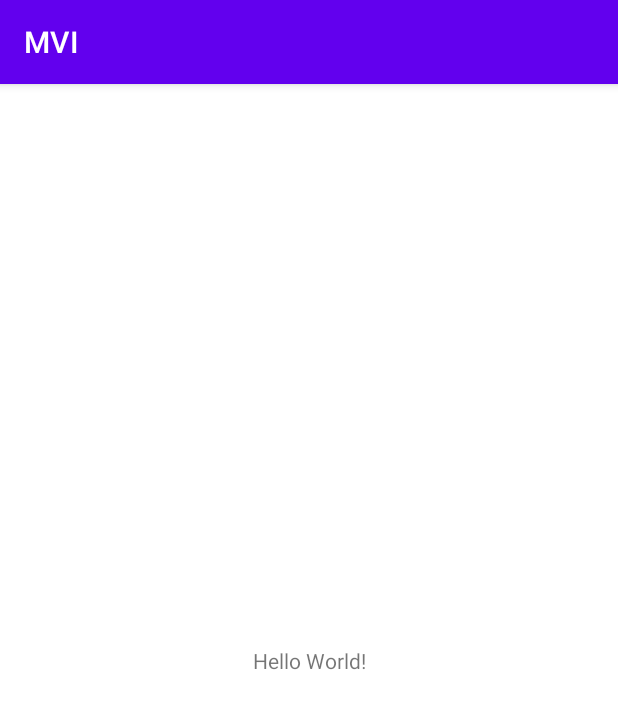
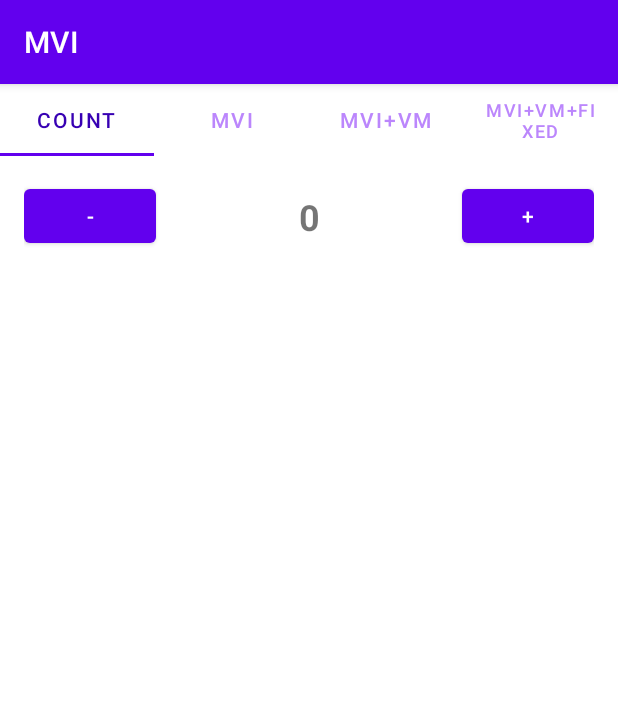
Before and after one commit to olololoe110399/MVI, an Android app: the screen it shows after launch (MainActivity), on a phone screen of 412 x 824 dp. Shown: the top 709 px of the screen. Run offline under Robolectric (Android 15) with nearby library versions, the phone set to English and light mode, and no system bars.

Commit message:
Refs [Feature][main] navigation app

```diff
--- a/app/build.gradle
+++ b/app/build.gradle
@@ -1,6 +1,7 @@
 plugins {
     id 'com.android.application'
     id 'kotlin-android'
+    id 'kotlin-android-extensions'
 }
 
 android {
@@ -44,7 +45,6 @@ dependencies {
     androidTestImplementation 'androidx.test.espresso:espresso-core:3.3.0'
 
     // Added Dependencies
-    implementation "androidx.recyclerview:recyclerview:1.1.0"
     implementation 'android.arch.lifecycle:extensions:1.1.1'
     implementation 'androidx.lifecycle:lifecycle-viewmodel-ktx:2.2.0'
     implementation 'androidx.lifecycle:lifecycle-runtime-ktx:2.2.0'
--- a/app/src/main/AndroidManifest.xml
+++ b/app/src/main/AndroidManifest.xml
@@ -9,7 +9,7 @@
         android:roundIcon="@mipmap/ic_launcher_round"
         android:supportsRtl="true"
         android:theme="@style/Theme.Demo">
-        <activity android:name=".MainActivity">
+        <activity android:name=".ui.main.MainActivity">
             <intent-filter>
                 <action android:name="android.intent.action.MAIN" />
 
--- a/app/src/main/java/com/sun/demo/MainActivity.kt
+++ /dev/null
@@ -1,11 +0,0 @@
-package com.sun.demo
-
-import androidx.appcompat.app.AppCompatActivity
-import android.os.Bundle
-
-class MainActivity : AppCompatActivity() {
-    override fun onCreate(savedInstanceState: Bundle?) {
-        super.onCreate(savedInstanceState)
-        setContentView(R.layout.activity_main)
-    }
-}
--- /dev/null
+++ b/app/src/main/java/com/sun/demo/ui/count/CountFragment.kt
@@ -0,0 +1,23 @@
+package com.sun.demo.ui.count
+
+import android.os.Bundle
+import androidx.fragment.app.Fragment
+import android.view.LayoutInflater
+import android.view.View
+import android.view.ViewGroup
+import com.sun.demo.R
+
+class CountFragment : Fragment() {
+
+    override fun onCreateView(
+        inflater: LayoutInflater, container: ViewGroup?,
+        savedInstanceState: Bundle?
+    ): View? {
+        return inflater.inflate(R.layout.fragment_count, container, false)
+    }
+
+    companion object {
+        @JvmStatic
+        fun newInstance() = CountFragment()
+    }
+}
--- /dev/null
+++ b/app/src/main/java/com/sun/demo/ui/main/MainActivity.kt
@@ -0,0 +1,43 @@
+package com.sun.demo.ui.main
+
+import androidx.appcompat.app.AppCompatActivity
+import android.os.Bundle
+import com.sun.demo.R
+import com.sun.demo.ui.count.CountFragment
+import com.sun.demo.ui.main.adapter.ViewPaperAdapter
+import com.sun.demo.ui.mvi.mviBasic.Demo1Fragment
+import com.sun.demo.ui.mvi.mviVM.Demo2Fragment
+import com.sun.demo.ui.mvi.mviVMFixed.Demo3Fragment
+import kotlinx.android.synthetic.main.activity_main.*
+
+class MainActivity : AppCompatActivity() {
+    private lateinit var viewPaperAdapter: ViewPaperAdapter
+    private lateinit var countFragment: CountFragment
+    private lateinit var demo1Fragment: Demo1Fragment
+    private lateinit var demo2Fragment: Demo2Fragment
+    private lateinit var demo3Fragment: Demo3Fragment
+
+    override fun onCreate(savedInstanceState: Bundle?) {
+        super.onCreate(savedInstanceState)
+        setContentView(R.layout.activity_main)
+        initFragments()
+        setUpViewPaperAndTabLayout()
+    }
+
+    private fun initFragments() {
+        countFragment = CountFragment.newInstance()
+        demo1Fragment = Demo1Fragment.newInstance()
+        demo2Fragment = Demo2Fragment.newInstance()
+        demo3Fragment = Demo3Fragment.newInstance()
+    }
+
+    private fun setUpViewPaperAndTabLayout() {
+        val fragments = listOf(countFragment, demo1Fragment, demo2Fragment, demo3Fragment)
+        viewPaperAdapter = ViewPaperAdapter(supportFragmentManager, fragments)
+        mainViewPaper.apply {
+            offscreenPageLimit = fragments.size
+            adapter = viewPaperAdapter
+            mainTabLayout.setupWithViewPager(this)
+        }
+    }
+}
--- /dev/null
+++ b/app/src/main/java/com/sun/demo/ui/main/adapter/ViewPaperAdapter.kt
@@ -0,0 +1,22 @@
+package com.sun.demo.ui.main.adapter
+
+import androidx.fragment.app.Fragment
+import androidx.fragment.app.FragmentManager
+import androidx.fragment.app.FragmentStatePagerAdapter
+
+class ViewPaperAdapter(
+    fm: FragmentManager, private val fragments: List<Fragment>
+) : FragmentStatePagerAdapter(fm, BEHAVIOR_RESUME_ONLY_CURRENT_FRAGMENT) {
+
+    override fun getCount() = fragments.size
+
+    override fun getItem(position: Int) = fragments[position]
+
+    override fun getPageTitle(position: Int) = when (position) {
+        0 -> "Count"
+        1 -> "MVI"
+        2 -> "MVI+VM"
+        3 -> "MVI+VM+Fixed"
+        else -> null
+    }
+}
--- /dev/null
+++ b/app/src/main/java/com/sun/demo/ui/mvi/mviBasic/Demo1Fragment.kt
@@ -0,0 +1,23 @@
+package com.sun.demo.ui.mvi.mviBasic
+
+import android.os.Bundle
+import androidx.fragment.app.Fragment
+import android.view.LayoutInflater
+import android.view.View
+import android.view.ViewGroup
+import com.sun.demo.R
+
+class Demo1Fragment : Fragment() {
+
+    override fun onCreateView(
+        inflater: LayoutInflater, container: ViewGroup?,
+        savedInstanceState: Bundle?
+    ): View? {
+        return inflater.inflate(R.layout.fragment_demo1, container, false)
+    }
+
+    companion object {
+        @JvmStatic
+        fun newInstance() = Demo1Fragment()
+    }
+}
--- /dev/null
+++ b/app/src/main/java/com/sun/demo/ui/mvi/mviVM/Demo2Fragment.kt
@@ -0,0 +1,23 @@
+package com.sun.demo.ui.mvi.mviVM
+
+import android.os.Bundle
+import androidx.fragment.app.Fragment
+import android.view.LayoutInflater
+import android.view.View
+import android.view.ViewGroup
+import com.sun.demo.R
+
+class Demo2Fragment : Fragment() {
+
+    override fun onCreateView(
+        inflater: LayoutInflater, container: ViewGroup?,
+        savedInstanceState: Bundle?
+    ): View? {
+        return inflater.inflate(R.layout.fragment_demo2, container, false)
+    }
+
+    companion object {
+        @JvmStatic
+        fun newInstance() = Demo2Fragment()
+    }
+}
--- /dev/null
+++ b/app/src/main/java/com/sun/demo/ui/mvi/mviVMFixed/Demo3Fragment.kt
@@ -0,0 +1,23 @@
+package com.sun.demo.ui.mvi.mviVMFixed
+
+import android.os.Bundle
+import androidx.fragment.app.Fragment
+import android.view.LayoutInflater
+import android.view.View
+import android.view.ViewGroup
+import com.sun.demo.R
+
+class Demo3Fragment : Fragment() {
+
+    override fun onCreateView(
+        inflater: LayoutInflater, container: ViewGroup?,
+        savedInstanceState: Bundle?
+    ): View? {
+        return inflater.inflate(R.layout.fragment_demo3, container, false)
+    }
+
+    companion object {
+        @JvmStatic
+        fun newInstance() = Demo3Fragment()
+    }
+}
--- /dev/null
+++ b/app/src/main/java/com/sun/demo/util/DemoUniDirection.kt
@@ -0,0 +1,28 @@
+package com.sun.demo.util
+
+fun main() {
+    methodA(1)
+
+    methodB(methodA(2))
+
+    methodC(methodB(methodA(3)))
+
+    methodA(methodC(methodB(methodA(4))))
+
+    methodB(methodA(methodC(methodB(methodA(5)))))
+
+    methodC(methodB(methodA(methodC(methodB(methodA(6))))))
+
+    methodA(7)
+            .let(::methodB)
+            .let(::methodC)
+            .let(::methodA)
+            .let(::methodB)
+            .let(::methodC)
+}
+
+fun methodA(int: Int): String = int.toString()
+
+fun methodB(str: String): Float = str.toFloat()
+
+fun methodC(float: Float): Int = float.toInt()
--- a/app/src/main/res/layout/activity_main.xml
+++ b/app/src/main/res/layout/activity_main.xml
@@ -6,14 +6,22 @@
     android:layout_width="match_parent"
     android:layout_height="match_parent"
     android:fitsSystemWindows="true"
-    tools:context=".MainActivity">
+    tools:context=".ui.main.MainActivity">
 
-    <TextView
-        android:layout_width="wrap_content"
-        android:layout_height="wrap_content"
-        android:text="Hello World!"
+    <androidx.viewpager.widget.ViewPager
+        android:id="@+id/mainViewPaper"
+        android:layout_width="0dp"
+        android:layout_height="0dp"
         app:layout_constraintBottom_toBottomOf="parent"
-        app:layout_constraintLeft_toLeftOf="parent"
-        app:layout_constraintRight_toRightOf="parent"
-        app:layout_constraintTop_toTopOf="parent" />
+        app:layout_constraintEnd_toEndOf="parent"
+        app:layout_constraintStart_toStartOf="parent"
+        app:layout_constraintTop_toTopOf="parent">
+
+        <com.google.android.material.tabs.TabLayout
+            android:id="@+id/mainTabLayout"
+            android:layout_width="match_parent"
+            android:layout_height="wrap_content"
+            app:tabSelectedTextColor="@color/purple_700"
+            app:tabTextColor="@color/purple_200" />
+    </androidx.viewpager.widget.ViewPager>
 </androidx.constraintlayout.widget.ConstraintLayout>
--- /dev/null
+++ b/app/src/main/res/layout/fragment_count.xml
@@ -0,0 +1,38 @@
+<?xml version="1.0" encoding="utf-8"?>
+<androidx.constraintlayout.widget.ConstraintLayout
+    xmlns:android="http://schemas.android.com/apk/res/android"
+    xmlns:app="http://schemas.android.com/apk/res-auto"
+    xmlns:tools="http://schemas.android.com/tools"
+    android:layout_width="match_parent"
+    android:layout_height="match_parent"
+    android:fitsSystemWindows="true"
+    android:padding="16dp"
+    tools:context=".ui.main.MainActivity">
+
+    <Button
+        android:id="@+id/decrementButton"
+        android:layout_width="wrap_content"
+        android:layout_height="wrap_content"
+        android:text="-"
+        app:layout_constraintStart_toStartOf="parent"
+        app:layout_constraintTop_toTopOf="parent" />
+
+    <Button
+        android:id="@+id/incrementButton"
+        android:layout_width="wrap_content"
+        android:layout_height="wrap_content"
+        android:text="+"
+        app:layout_constraintEnd_toEndOf="parent"
+        app:layout_constraintTop_toTopOf="parent" />
+
+    <TextView
+        android:layout_width="wrap_content"
+        android:layout_height="wrap_content"
+        android:text="0"
+        android:textSize="24sp"
+        android:textStyle="bold"
+        app:layout_constraintBottom_toBottomOf="@+id/decrementButton"
+        app:layout_constraintEnd_toStartOf="@+id/incrementButton"
+        app:layout_constraintStart_toEndOf="@+id/decrementButton"
+        app:layout_constraintTop_toTopOf="@+id/decrementButton" />
+</androidx.constraintlayout.widget.ConstraintLayout>
--- /dev/null
+++ b/app/src/main/res/layout/fragment_demo1.xml
@@ -0,0 +1,5 @@
+<?xml version="1.0" encoding="utf-8"?>
+<androidx.constraintlayout.widget.ConstraintLayout
+    xmlns:android="http://schemas.android.com/apk/res/android"
+    android:layout_width="match_parent"
+    android:layout_height="match_parent"/>
--- /dev/null
+++ b/app/src/main/res/layout/fragment_demo2.xml
@@ -0,0 +1,5 @@
+<?xml version="1.0" encoding="utf-8"?>
+<androidx.constraintlayout.widget.ConstraintLayout
+    xmlns:android="http://schemas.android.com/apk/res/android"
+    android:layout_width="match_parent"
+    android:layout_height="match_parent"/>
--- /dev/null
+++ b/app/src/main/res/layout/fragment_demo3.xml
@@ -0,0 +1,5 @@
+<?xml version="1.0" encoding="utf-8"?>
+<androidx.constraintlayout.widget.ConstraintLayout
+    xmlns:android="http://schemas.android.com/apk/res/android"
+    android:layout_width="match_parent"
+    android:layout_height="match_parent"/>
--- a/app/src/main/res/values/strings.xml
+++ b/app/src/main/res/values/strings.xml
@@ -1,3 +1,5 @@
 <resources>
     <string name="app_name">MVI</string>
+    <!-- TODO: Remove or change this placeholder text -->
+    <string name="hello_blank_fragment">Hello blank fragment</string>
 </resources>
```
Also changed, not shown: 1 other file.
